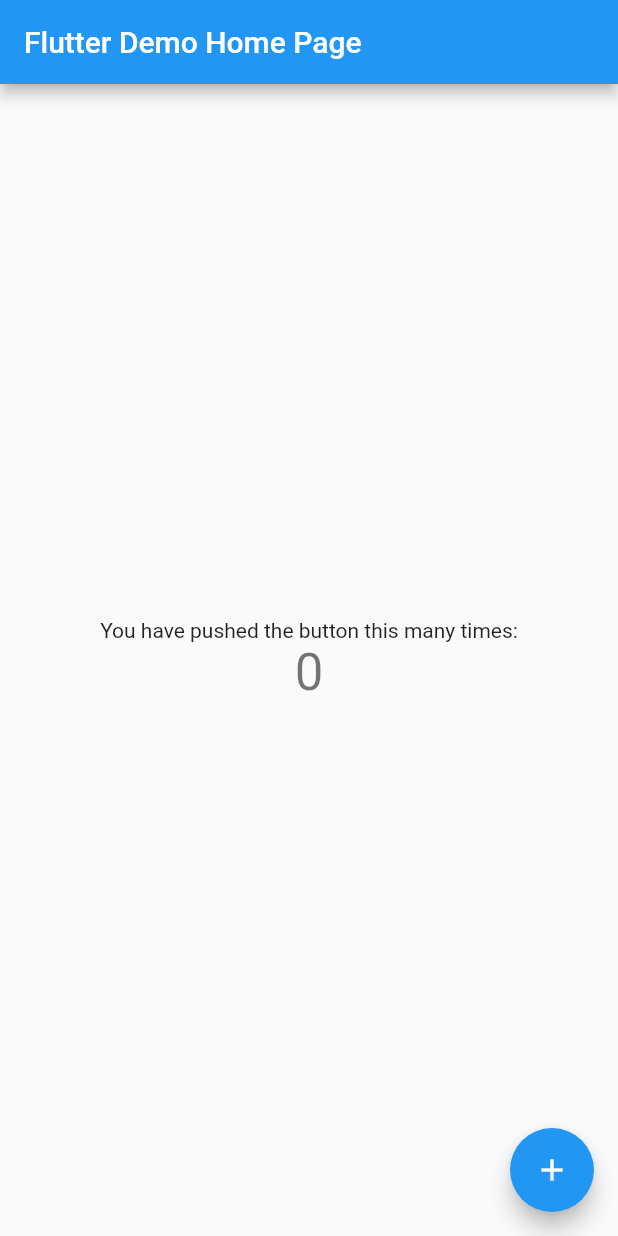
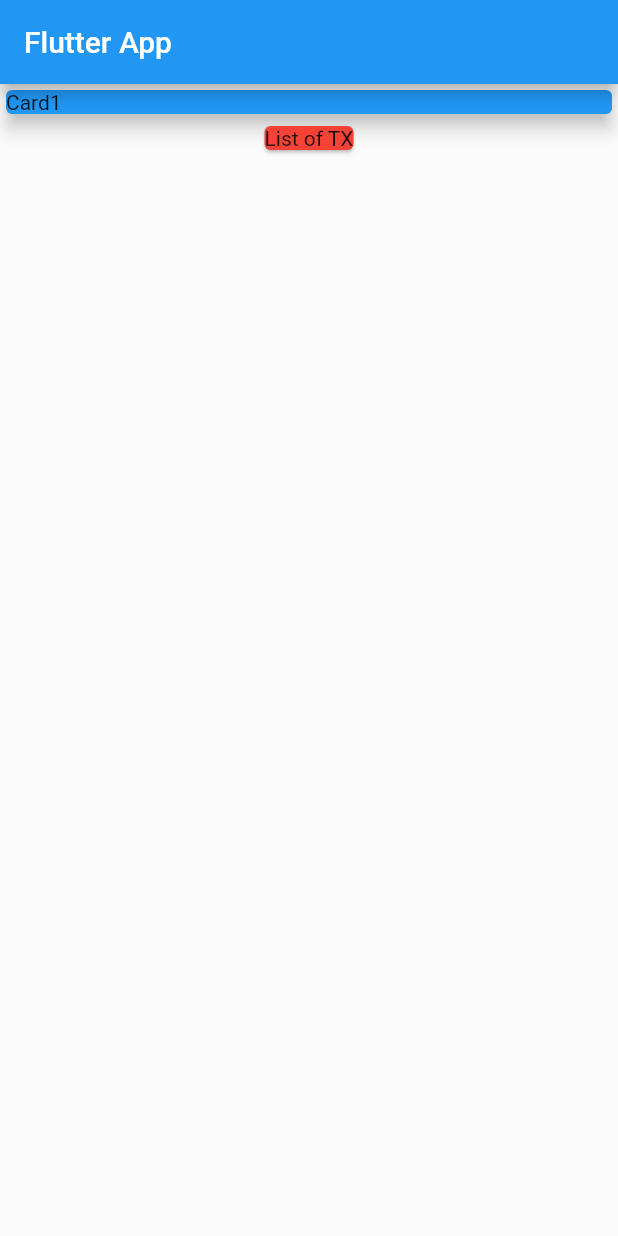
Before and after one commit to marintelli/flutter_personal_expense_app, a Flutter app: the screen it shows after launch, on a phone screen of 412 x 824 dp. Run offline on Flutter 3.47's test engine with Material 2 defaults, Android fonts, the phone set to English and light mode, and no system bars.

Commit message:
add Card Widget in Column

```diff
--- a/lib/main.dart
+++ b/lib/main.dart
@@ -12,104 +12,37 @@
   Widget build(BuildContext context) {
     return MaterialApp(
       title: 'Flutter Demo',
-      theme: ThemeData(
-        // This is the theme of your application.
-        //
-        // Try running your application with "flutter run". You'll see the
-        // application has a blue toolbar. Then, without quitting the app, try
-        // changing the primarySwatch below to Colors.green and then invoke
-        // "hot reload" (press "r" in the console where you ran "flutter run",
-        // or simply save your changes to "hot reload" in a Flutter IDE).
-        // Notice that the counter didn't reset back to zero; the application
-        // is not restarted.
-        primarySwatch: Colors.blue,
-      ),
-      home: const MyHomePage(title: 'Flutter Demo Home Page'),
+      home: MyHomePage(),
     );
   }
 }
 
-class MyHomePage extends StatefulWidget {
-  const MyHomePage({Key? key, required this.title}) : super(key: key);
+class MyHomePage extends StatelessWidget {
+@override
+  Widget build(BuildContext context) {
 
-  // This widget is the home page of your application. It is stateful, meaning
-  // that it has a State object (defined below) that contains fields that affect
-  // how it looks.
-
-  // This class is the configuration for the state. It holds the values (in this
-  // case the title) provided by the parent (in this case the App widget) and
-  // used by the build method of the State. Fields in a Widget subclass are
-  // always marked "final".
-
-  final String title;
-
-  @override
-  State<MyHomePage> createState() => _MyHomePageState();
-}
-
-class _MyHomePageState extends State<MyHomePage> {
-  int _counter = 0;
-
-  void _incrementCounter() {
-    setState(() {
-      // This call to setState tells the Flutter framework that something has
-      // changed in this State, which causes it to rerun the build method below
-      // so that the display can reflect the updated values. If we changed
-      // _counter without calling setState(), then the build method would not be
-      // called again, and so nothing would appear to happen.
-      _counter++;
-    });
-  }
-
-  @override
-  Widget build(BuildContext context) {
-    // This method is rerun every time setState is called, for instance as done
-    // by the _incrementCounter method above.
-    //
-    // The Flutter framework has been optimized to make rerunning build methods
-    // fast, so that you can just rebuild anything that needs updating rather
-    // than having to individually change instances of widgets.
     return Scaffold(
       appBar: AppBar(
-        // Here we take the value from the MyHomePage object that was created by
-        // the App.build method, and use it to set our appbar title.
-        title: Text(widget.title),
+        title: Text('Flutter App'),
       ),
-      body: Center(
-        // Center is a layout widget. It takes a single child and positions it
-        // in the middle of the parent.
-        child: Column(
-          // Column is also a layout widget. It takes a list of children and
-          // arranges them vertically. By default, it sizes itself to fit its
-          // children horizontally, and tries to be as tall as its parent.
-          //
-          // Invoke "debug painting" (press "p" in the console, choose the
-          // "Toggle Debug Paint" action from the Flutter Inspector in Android
-          // Studio, or the "Toggle Debug Paint" command in Visual Studio Code)
-          // to see the wireframe for each widget.
-          //
-          // Column has various properties to control how it sizes itself and
-          // how it positions its children. Here we use mainAxisAlignment to
-          // center the children vertically; the main axis here is the vertical
-          // axis because Columns are vertical (the cross axis would be
-          // horizontal).
-          mainAxisAlignment: MainAxisAlignment.center,
+      body: Column(
+          crossAxisAlignment: CrossAxisAlignment.center,
           children: <Widget>[
-            const Text(
-              'You have pushed the button this many times:',
-            ),
-            Text(
-              '$_counter',
-              style: Theme.of(context).textTheme.headline4,
-            ),
-          ],
-        ),
-      ),
-      floatingActionButton: FloatingActionButton(
-        onPressed: _incrementCounter,
-        tooltip: 'Increment',
-        child: const Icon(Icons.add),
-      ), // This trailing comma makes auto-formatting nicer for build methods.
-    );
+           Container(
+             width: double.infinity,
+             child: Card(
+               color: Colors.blue,
+               child: Text("Card1"),
+               elevation: 5,
+             ),
+           ),
+           Card(
+             color: Colors.red,
+             child: Text("List of TX"),
+          ),
+        ],
+
+     // This trailing comma makes auto-formatting nicer for build methods.
+    ));
   }
 }
```
